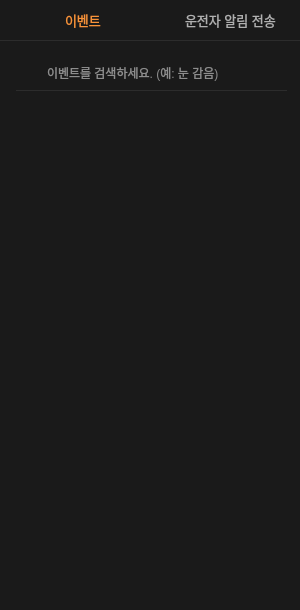
Old version of the form dms_central/rightframe.ui in the repository veda-team4/dms.
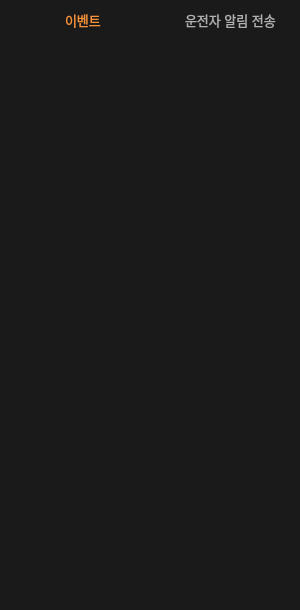
New version of the form. Icons and pictures are not drawn.

```diff
--- a/dms_central/rightframe.ui
+++ b/dms_central/rightframe.ui
@@ -428,75 +428,40 @@
      <string/>
     </property>
    </widget>
-  </widget>
-  <widget class="QWidget" name="search" native="true">
-   <property name="geometry">
-    <rect>
-     <x>0</x>
-     <y>40</y>
-     <width>300</width>
-     <height>70</height>
-    </rect>
-   </property>
-   <property name="styleSheet">
-    <string notr="true">background-color: rgb(26, 26, 26);
-border: 1px solid rgb(44, 44, 44);
-border-bottom-color: none;
-border-right-color: none;
-border-left-color: none;</string>
-   </property>
-   <widget class="QLineEdit" name="search_text">
+   <widget class="QTextEdit" name="textEdit">
     <property name="geometry">
      <rect>
-      <x>45</x>
-      <y>20</y>
-      <width>235</width>
-      <height>25</height>
+      <x>21</x>
+      <y>67</y>
+      <width>260</width>
+      <height>152</height>
      </rect>
     </property>
     <property name="styleSheet">
      <string notr="true">color: rgb(255, 255, 255);
-background-color: transparent;
-border: none;</string>
-    </property>
-    <property name="text">
-     <string/>
+border-radius: 5px;
+border: 1px solid rgb(44, 44, 44);
+background-color: transparent;</string>
     </property>
     <property name="placeholderText">
-     <string>이벤트를 검색하세요. (예: 눈 감음)</string>
+     <string>알림 내용을 입력하세요... (최대 100자)</string>
     </property>
    </widget>
-   <widget class="Line" name="line">
+   <widget class="QLabel" name="complete">
     <property name="geometry">
      <rect>
-      <x>16</x>
-      <y>50</y>
-      <width>271</width>
-      <height>1</height>
+      <x>101</x>
+      <y>127</y>
+      <width>100</width>
+      <height>32</height>
      </rect>
     </property>
     <property name="styleSheet">
-     <string notr="true">color: rgb(44, 44, 44);
-background-color: rgb(44, 44, 44);</string>
+     <string notr="true">background-color: rgb(243, 115, 33);
+color: rgb(255, 255, 255);
+border-radius: 1px;
+border: 1px solid rgb(243, 115, 33);</string>
     </property>
-    <property name="orientation">
-     <enum>Qt::Orientation::Horizontal</enum>
-    </property>
-   </widget>
-   <widget class="QLabel" name="search_icon">
-    <property name="geometry">
-     <rect>
-      <x>21</x>
-      <y>22</y>
-      <width>23</width>
-      <height>23</height>
-     </rect>
-    </property>
-    <property name="styleSheet">
-     <string notr="true">image: url(:/images/image/search.png);
-background-color: transparent;
-border: none;</string>
-    </property>
     <property name="text">
      <string/>
     </property>
@@ -523,9 +488,9 @@
    <property name="geometry">
     <rect>
      <x>0</x>
-     <y>110</y>
+     <y>40</y>
      <width>300</width>
-     <height>501</height>
+     <height>610</height>
     </rect>
    </property>
    <property name="styleSheet">
```
Left out of the diff: 255 changed lines with no effect on the pictures.
